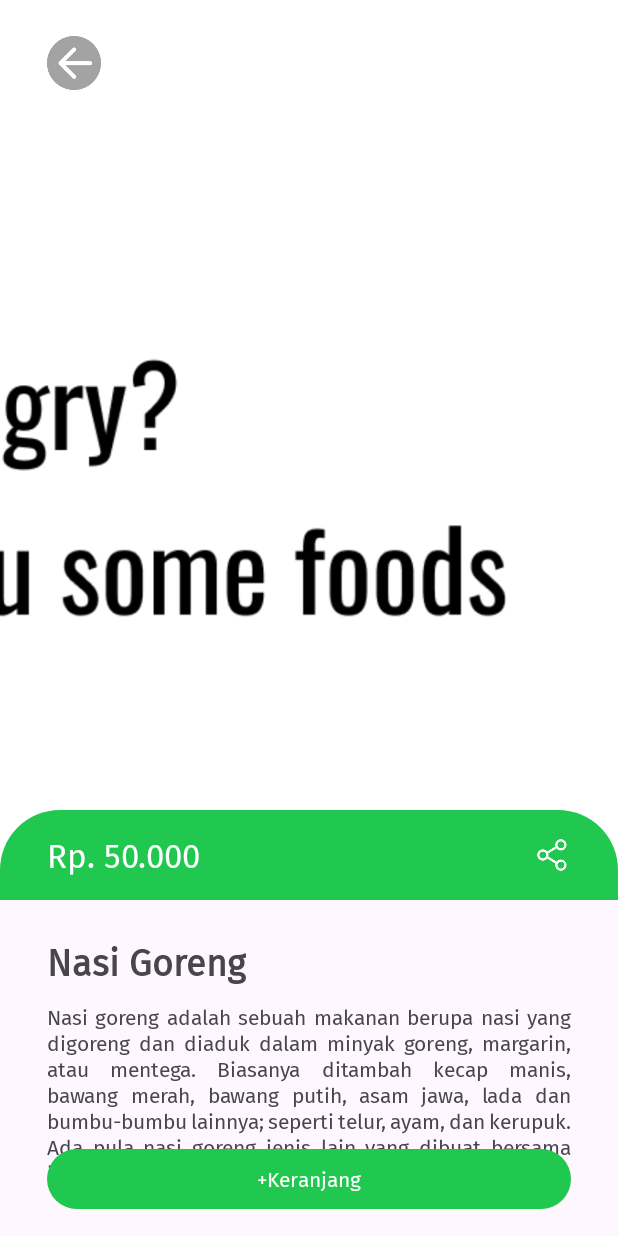
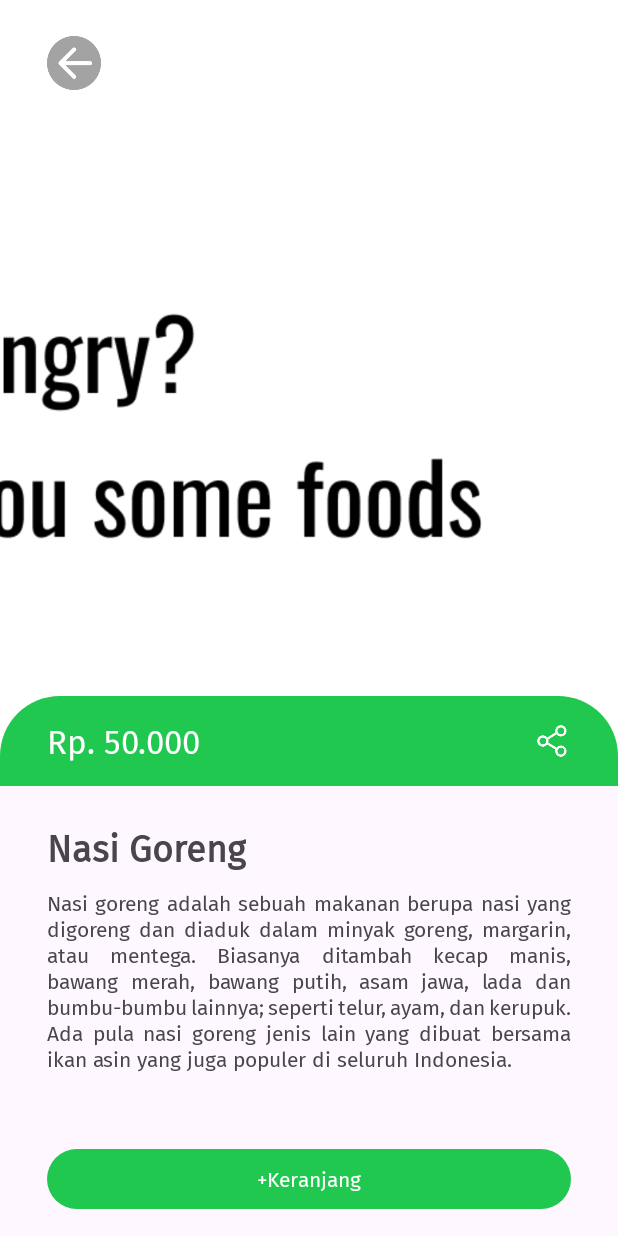
Before and after one commit to Syn57/JajaburId, an Android app: the layout activity_detail.xml on its own in the app's theme, with its tools: preview values and no code run, on a phone screen of 412 x 824 dp. Run offline under Robolectric (Android 15) with nearby library versions, the light colour scheme and no system bars; network calls fail.

Commit message:
Height Image View photo revision

```diff
--- a/app/src/main/res/layout/activity_detail.xml
+++ b/app/src/main/res/layout/activity_detail.xml
@@ -21,12 +21,14 @@
     <ImageView
         android:id="@+id/iv_photo_detail"
         android:layout_width="match_parent"
-        android:layout_height="600dp"
+        android:layout_height="0dp"
         android:scaleType="centerCrop"
+        android:layout_marginBottom="300dp"
         android:src="@drawable/banner1"
         app:layout_constraintEnd_toEndOf="parent"
         app:layout_constraintStart_toStartOf="parent"
         app:layout_constraintTop_toTopOf="parent"
+        app:layout_constraintBottom_toBottomOf="parent"
         tools:ignore="ContentDescription" />
 
     <ImageView
```
